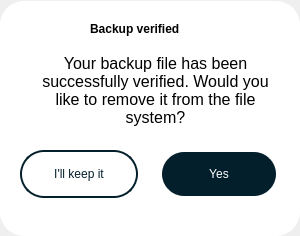
This is verifiedDialog.ui in nunchuk-io/key-utils as Qt 5 draws it before an edit. The edited form follows.
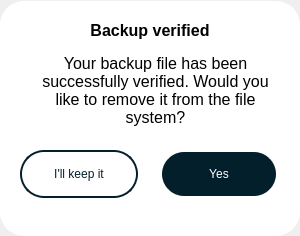
This is the edited form.

Diff of the .ui file:
```diff
--- a/verifiedDialog.ui
+++ b/verifiedDialog.ui
@@ -300,14 +300,15 @@
   <widget class="QLabel" name="label">
    <property name="geometry">
     <rect>
-     <x>90</x>
+     <x>3</x>
      <y>20</y>
-     <width>111</width>
-     <height>17</height>
+     <width>294</width>
+     <height>20</height>
     </rect>
    </property>
    <property name="font">
     <font>
+     <pointsize>12</pointsize>
      <weight>75</weight>
      <bold>true</bold>
     </font>
@@ -315,6 +316,9 @@
    <property name="text">
     <string>Backup verified</string>
    </property>
+   <property name="alignment">
+    <set>Qt::AlignCenter</set>
+   </property>
   </widget>
   <widget class="QLabel" name="label_2">
    <property name="geometry">
```
